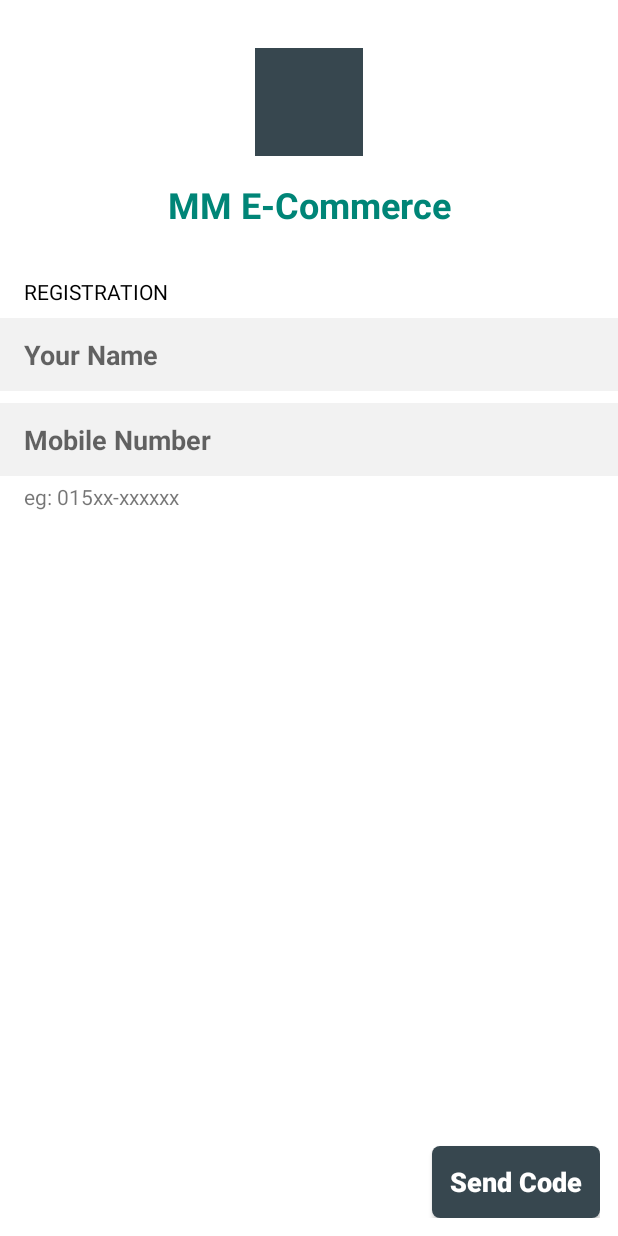
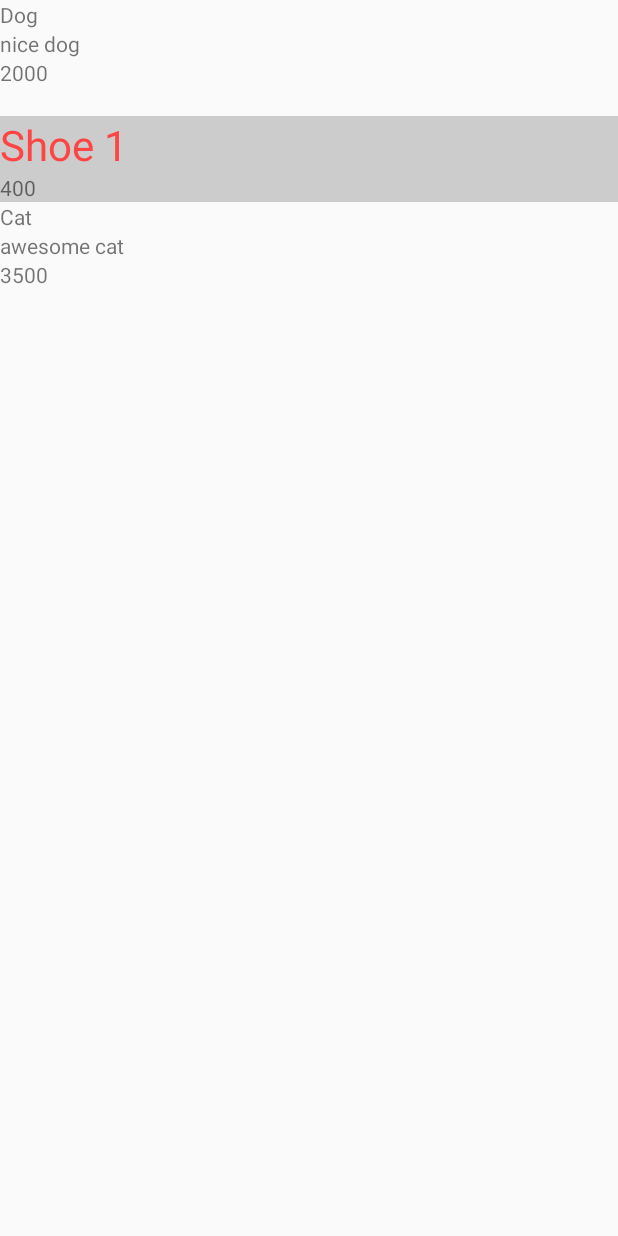
Before and after one commit to mubin986/MMEcommerce, an Android app: the screen it shows after launch (PhoneActivity before the commit, HomeActivity after it), on a phone screen of 412 x 824 dp. Run offline under Robolectric (Android 15) with nearby library versions, the phone set to English and light mode, and no system bars.

Commit message:
configured recyclerview with generic adapter

```diff
--- a/app/build.gradle
+++ b/app/build.gradle
@@ -46,6 +46,10 @@ dependencies {
     implementation 'com.google.firebase:firebase-storage:16.0.5'
     implementation 'com.google.firebase:firebase-firestore:18.0.0'
     implementation 'com.google.firebase:firebase-messaging:17.6.0'
+
+
+    implementation 'com.android.support:recyclerview-v7:28.0.0'
+
 }
 apply plugin: 'com.google.gms.google-services'
 com.google.gms.googleservices.GoogleServicesPlugin.config.disableVersionCheck = true
--- /dev/null
+++ b/app/src/main/java/com/theappbangla/mmecommerce/HomeActivity.kt
@@ -0,0 +1,52 @@
+package com.theappbangla.mmecommerce
+
+import android.os.Bundle
+import android.support.v7.app.AppCompatActivity
+import android.support.v7.widget.LinearLayoutManager
+import android.support.v7.widget.RecyclerView
+import android.view.View
+import com.theappbangla.mmecommerce.adapter.KtGenericAdapter
+import com.theappbangla.mmecommerce.adapter.KtViewHolderFactory
+import com.theappbangla.mmecommerce.data.model.Product
+import com.theappbangla.mmecommerce.data.model.Shoe
+import kotlinx.android.synthetic.main.activity_home.*
+
+class HomeActivity: AppCompatActivity() {
+
+    override fun onCreate(savedInstanceState: Bundle?) {
+        super.onCreate(savedInstanceState)
+        setContentView(R.layout.activity_home)
+
+        val list= arrayListOf(
+            Product("Dog", "nice dog", 2000),
+            Product("Cat", "awesome cat", 3500)
+        )
+
+        val items = arrayListOf<Any>(
+            Product("Dog", "nice dog", 2000),
+            Shoe("Shoe 1", 400),
+            Product("Cat", "awesome cat", 3500)
+        )
+
+        val layoutManager = LinearLayoutManager(this)
+        val adapter = object : KtGenericAdapter<Any>(items) {
+            override fun getViewHolder(view: View, viewType: Int): RecyclerView.ViewHolder {
+                return KtViewHolderFactory.create(view, viewType)
+            }
+
+            override fun getLayoutId(position: Int, obj: Any): Int {
+                val layoutID = when(obj) {
+                    is Product -> R.layout.item_rv_product
+                    is Shoe -> R.layout.temp
+                    else -> R.layout.item_rv_product
+                }
+                return layoutID
+            }
+
+        }
+
+        rv_product.layoutManager = layoutManager
+        rv_product.adapter = adapter
+    }
+
+}
--- /dev/null
+++ b/app/src/main/java/com/theappbangla/mmecommerce/adapter/KtGenericAdapter.kt
@@ -0,0 +1,69 @@
+package com.theappbangla.mmecommerce.adapter
+
+import android.support.v7.widget.RecyclerView
+import android.view.LayoutInflater
+import android.view.View
+import android.view.ViewGroup
+
+/**
+ * Written by Shariful Islam Mubin [CSE 2K14, KUET]
+ * Generic RecyclerView Adapter in Kotlin
+ */
+
+abstract class KtGenericAdapter<M> : RecyclerView.Adapter<RecyclerView.ViewHolder> {
+
+    var items: ArrayList<M>
+
+    // abstract methods
+    abstract fun getViewHolder(view: View, viewType: Int):RecyclerView.ViewHolder
+    protected abstract fun getLayoutId(position: Int, obj: M): Int
+
+    constructor(items: ArrayList<M>) {
+        this.items = items
+    }
+
+    constructor() {
+        items = arrayListOf()
+    }
+
+    fun setData(items: ArrayList<M>) {
+        this.items = items
+        notifyDataSetChanged()
+    }
+
+    fun clearData() {
+        items = arrayListOf()
+        notifyDataSetChanged()
+    }
+
+    fun addData(item: M) {
+        items.add(item)
+        notifyItemInserted(items.count() - 1)
+    }
+
+    fun removeDataAt(position: Int) {
+        items.removeAt(position)
+        notifyItemRangeChanged(0, position)
+    }
+
+    override fun onCreateViewHolder(viewGroup: ViewGroup, type: Int): RecyclerView.ViewHolder {
+        return getViewHolder(LayoutInflater.from(viewGroup.context).inflate(type, viewGroup, false), type);
+    }
+
+    override fun getItemCount(): Int {
+        return items.count()
+    }
+
+    @Suppress("UNCHECKED_CAST")
+    override fun onBindViewHolder(viewHolder: RecyclerView.ViewHolder, position: Int) {
+        (viewHolder as Binder<M>).bind(items[position])
+    }
+
+    override fun getItemViewType(position: Int): Int {
+        return getLayoutId(position, items[position])
+    }
+
+    internal interface Binder<T> {
+        fun bind(data: T)
+    }
+}
--- /dev/null
+++ b/app/src/main/java/com/theappbangla/mmecommerce/adapter/KtViewHolderFactory.kt
@@ -0,0 +1,65 @@
+package com.theappbangla.mmecommerce.adapter
+
+import android.support.v7.widget.RecyclerView
+import android.view.View
+import android.widget.TextView
+import com.theappbangla.mmecommerce.R
+import com.theappbangla.mmecommerce.data.model.Product
+import com.theappbangla.mmecommerce.data.model.Shoe
+import kotlinx.android.synthetic.main.item_rv_product.view.*
+import kotlinx.android.synthetic.main.item_rv_product.view.tv_description
+import kotlinx.android.synthetic.main.item_rv_product.view.tv_title
+import kotlinx.android.synthetic.main.temp.view.*
+import kotlinx.android.synthetic.main.temp.view.tv_price
+
+/**
+ * Written by Shariful Islam Mubin [CSE 2K14, KUET]
+ * Here I used Factory Method Pattern to create View Holders efficiently without worrying about Adapter
+ * create(...) is the Factory Method here. This method is responsible for creating View Holders
+ */
+
+object KtViewHolderFactory {
+
+    fun create(view: View, viewType: Int): RecyclerView.ViewHolder {
+        return when (viewType) {
+            R.layout.item_rv_product -> ProductViewHolder(view)
+            R.layout.temp -> ShoeViewHolder(view)
+            else -> {
+                ProductViewHolder(view)
+            }
+        }
+    }
+
+    private class ProductViewHolder(itemView: View) : RecyclerView.ViewHolder(itemView), KtGenericAdapter.Binder<Product> {
+
+        @Suppress("PARAMETER_NAME_CHANGED_ON_OVERRIDE")
+        override fun bind(product: Product) {
+            itemView.tv_title.text = product.title
+            itemView.tv_description.text = product.description
+            itemView.tv_price.text = product.price.toString()
+
+            itemView.tv_category.text = product.catName ?: ""
+            itemView.tv_category.tag = product.catRef ?: ""
+            itemView.tag = product.ref ?: ""
+        }
+    }
+
+    private class ShoeViewHolder (itemView: View) : RecyclerView.ViewHolder(itemView), KtGenericAdapter.Binder<Shoe> {
+        override fun bind(data: Shoe) {
+            itemView.tv_title.text = data.title
+            itemView.tv_price.text = data.price.toString()
+        }
+
+    }
+
+    /*private class BusViewHolder(itemView: View) : RecyclerView.ViewHolder(itemView), KtGenericAdapter.Binder<Bus> {
+
+        var textView: TextView
+        init {
+            textView = itemView.findViewById(R.id.busName)
+        }
+        override fun bind(bus: Bus) {
+            textView.setText(bus.name)
+        }
+    }*/
+}
--- /dev/null
+++ b/app/src/main/java/com/theappbangla/mmecommerce/data/model/BaseProduct.kt
@@ -0,0 +1,23 @@
+package com.theappbangla.mmecommerce.data.model
+
+abstract class BaseProduct {
+    var ref: String? = null
+    var timestamp: Long = System.currentTimeMillis()
+    var availableQuantity: Int = -1
+    var sellerRef: String? = null
+    var catRef: String? = null
+    var catName: String? = null
+    var photo: String? = null
+
+    var price: Int = -1
+    var description: String? = null
+
+
+    private var firstName: String? = null
+    private var lastName: String? = null
+    var name: String? = null
+        get() = firstName + " " + lastName
+        set(value) {
+            field = value
+        }
+}
--- a/app/src/main/java/com/theappbangla/mmecommerce/data/model/Product.kt
+++ b/app/src/main/java/com/theappbangla/mmecommerce/data/model/Product.kt
@@ -1,12 +1,8 @@
 package com.theappbangla.mmecommerce.data.model
 
-data class Product (
-    var ref: String,
-    var title: String,
-    var description: String,
-    var price: String,
-    var timestamp: Long,
-    var availableQuantity: Int,
-    var sellerRef: String,
-    var catRef: String
-)
+data class Product(var title: String): BaseProduct() {
+    constructor(title: String, description: String, price: Int):this(title) {
+        this.description = description
+        this.price = price
+    }
+}
--- /dev/null
+++ b/app/src/main/java/com/theappbangla/mmecommerce/data/model/Shoe.kt
@@ -0,0 +1,5 @@
+package com.theappbangla.mmecommerce.data.model
+
+data class Shoe (var title: String, var price: Int) {
+
+}
--- a/app/src/main/java/com/theappbangla/mmecommerce/PhoneActivity.kt
+++ b/app/src/main/java/com/theappbangla/mmecommerce/login/PhoneActivity.kt
@@ -1,9 +1,9 @@
-package com.theappbangla.mmecommerce
+package com.theappbangla.mmecommerce.login
 
 import android.content.Intent
 import android.support.v7.app.AppCompatActivity
 import android.os.Bundle
-import com.theappbangla.mmecommerce.data.model.Product
+import com.theappbangla.mmecommerce.R
 import kotlinx.android.synthetic.main.activity_phone.*
 
 class PhoneActivity : AppCompatActivity() {
@@ -18,7 +18,6 @@ class PhoneActivity : AppCompatActivity() {
             startActivity(intent)
             finish()
         }
-
     }
 
 }
--- a/app/src/main/java/com/theappbangla/mmecommerce/PhoneVerificationActivity.kt
+++ b/app/src/main/java/com/theappbangla/mmecommerce/login/PhoneVerificationActivity.kt
@@ -1,4 +1,4 @@
-package com.theappbangla.mmecommerce
+package com.theappbangla.mmecommerce.login
 
 import android.support.v7.app.AppCompatActivity
 import android.os.Bundle
@@ -8,6 +8,7 @@ import android.widget.Toast
 import com.google.firebase.FirebaseTooManyRequestsException
 import com.google.firebase.auth.FirebaseAuthInvalidCredentialsException
 import com.google.firebase.auth.FirebaseUser
+import com.theappbangla.mmecommerce.R
 import com.theappbangla.mmecommerce.auth.FirebasePhoneAuth
 import kotlinx.android.synthetic.main.activity_phone_verification.*
 
--- /dev/null
+++ b/app/src/main/res/layout/activity_home.xml
@@ -0,0 +1,14 @@
+<?xml version="1.0" encoding="utf-8"?>
+<android.support.constraint.ConstraintLayout
+    xmlns:android="http://schemas.android.com/apk/res/android"
+    android:layout_width="match_parent"
+    android:layout_height="match_parent">
+
+    <android.support.v7.widget.RecyclerView
+        android:id="@+id/rv_product"
+        android:layout_width="match_parent"
+        android:layout_height="match_parent">
+
+    </android.support.v7.widget.RecyclerView>
+
+</android.support.constraint.ConstraintLayout>
--- a/app/src/main/res/layout/activity_phone_verification.xml
+++ b/app/src/main/res/layout/activity_phone_verification.xml
@@ -112,6 +112,7 @@
                 app:layout_constraintBottom_toTopOf="@id/ll_footer"/>
 
             <LinearLayout
+                android:visibility="gone"
                 android:id="@+id/ll_time_left"
                 android:layout_width="match_parent"
                 android:layout_height="wrap_content"
@@ -151,7 +152,7 @@
                 android:textColor="@android:color/holo_red_light"
                 android:textStyle="bold"
                 android:layout_marginTop="36dp"
-                android:visibility="visible"
+                android:visibility="gone"
                 android:onClick="onClick"/>
 
             <TextView
--- /dev/null
+++ b/app/src/main/res/layout/item_rv_product.xml
@@ -0,0 +1,37 @@
+<?xml version="1.0" encoding="utf-8"?>
+<android.support.constraint.ConstraintLayout
+    xmlns:android="http://schemas.android.com/apk/res/android"
+    android:layout_width="match_parent"
+    android:layout_height="wrap_content">
+
+    <LinearLayout
+        android:layout_width="match_parent"
+        android:layout_height="match_parent"
+        android:orientation="vertical">
+        <TextView
+            android:id="@+id/tv_title"
+            android:layout_width="match_parent"
+            android:layout_height="wrap_content"
+            android:text="Title"/>
+
+        <TextView
+            android:id="@+id/tv_description"
+            android:layout_width="match_parent"
+            android:layout_height="wrap_content"
+            android:text="Description"/>
+
+        <TextView
+            android:id="@+id/tv_price"
+            android:layout_width="match_parent"
+            android:layout_height="wrap_content"
+            android:text="Price"/>
+
+        <TextView
+            android:id="@+id/tv_category"
+            android:layout_width="match_parent"
+            android:layout_height="wrap_content"
+            android:text="Category"/>
+
+    </LinearLayout>
+
+</android.support.constraint.ConstraintLayout>
--- /dev/null
+++ b/app/src/main/res/layout/temp.xml
@@ -0,0 +1,22 @@
+<?xml version="1.0" encoding="utf-8"?>
+<LinearLayout
+    xmlns:android="http://schemas.android.com/apk/res/android"
+    android:layout_width="match_parent"
+    android:layout_height="wrap_content"
+    android:orientation="vertical"
+    android:background="@color/grey_20">
+
+    <TextView
+        android:id="@+id/tv_title"
+        android:layout_width="match_parent"
+        android:layout_height="wrap_content"
+        android:text="Title"
+        android:textSize="28sp"
+        android:textColor="@android:color/holo_red_light"/>
+    <TextView
+        android:id="@+id/tv_price"
+        android:layout_width="match_parent"
+        android:layout_height="wrap_content"
+        android:text="Price"/>
+
+</LinearLayout>
```
Also changed, not shown: app/src/main/AndroidManifest.xml (+5 -3 lines), app/src/main/java/com/theappbangla/mmecommerce/data/model/Category.kt (added, +9 -0 lines), app/src/main/java/com/theappbangla/mmecommerce/data/model/User.kt (+9 -8 lines).
